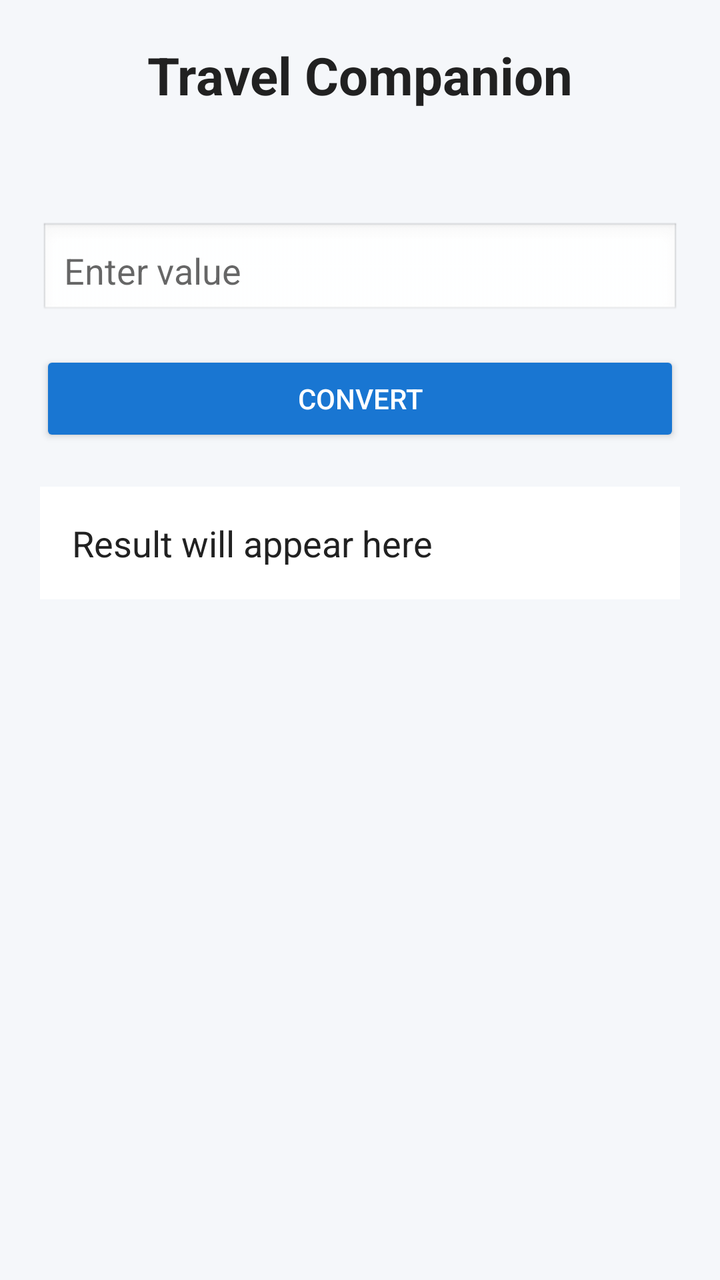
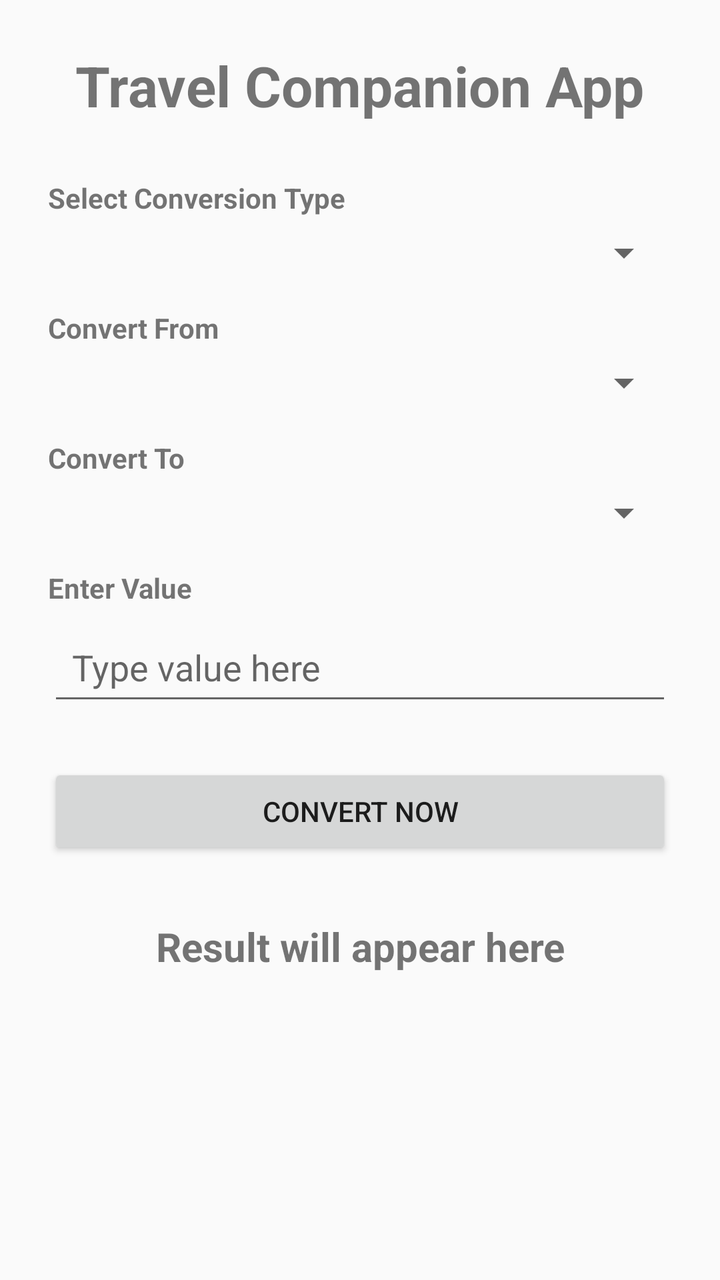

An Android layout rendered at two revisions. The XML below is the earlier revision; the diff shows what the commit changed to produce the second picture.
<!-- AndroidManifest.xml: application theme Theme.TravelCompanionApp -->
<!-- res/layout/activity_main.xml -->
<?xml version="1.0" encoding="utf-8"?>
<ScrollView xmlns:android="http://schemas.android.com/apk/res/android"
    android:background="@color/background"
    android:layout_width="match_parent"
    android:layout_height="match_parent">

    <LinearLayout
        android:layout_width="match_parent"
        android:layout_height="wrap_content"
        android:orientation="vertical"
        android:padding="20dp">


        <TextView
            android:layout_width="match_parent"
            android:layout_height="wrap_content"
            android:text="Travel Companion"
            android:textSize="26sp"
            android:textStyle="bold"
            android:textColor="@color/textPrimary"
            android:gravity="center"
            android:layout_marginBottom="20dp"/>


        <Spinner
            android:id="@+id/spinnerCategory"
            android:layout_width="match_parent"
            android:layout_height="wrap_content"
            android:background="@color/white"/>


        <Spinner
            android:id="@+id/spinnerFrom"
            android:layout_width="match_parent"
            android:layout_height="wrap_content"
            android:layout_marginTop="12dp"
            android:background="@color/white"/>


        <Spinner
            android:id="@+id/spinnerTo"
            android:layout_width="match_parent"
            android:layout_height="wrap_content"
            android:layout_marginTop="12dp"
            android:background="@color/white"/>


        <EditText
            android:id="@+id/etInput"
            android:layout_width="match_parent"
            android:layout_height="wrap_content"
            android:hint="Enter value"
            android:padding="12dp"
            android:textColor="@color/textPrimary"
            android:background="@android:drawable/edit_text"
            android:layout_marginTop="12dp"/>


        <Button
            android:id="@+id/btnConvert"
            android:layout_width="match_parent"
            android:layout_height="wrap_content"
            android:text="Convert"
            android:textColor="@color/white"
            android:backgroundTint="@color/primary"
            android:layout_marginTop="16dp"/>


        <TextView
            android:id="@+id/tvResult"
            android:layout_width="match_parent"
            android:layout_height="wrap_content"
            android:text="Result will appear here"
            android:textSize="18sp"
            android:textColor="@color/textPrimary"
            android:background="@color/white"
            android:padding="16dp"
            android:layout_marginTop="20dp"/>

    </LinearLayout>
</ScrollView>
<!-- resources referenced by this layout -->
<resources>
  <color name="background">#F5F7FA</color>
  <color name="primary">#1976D2</color>
  <color name="textPrimary">#212121</color>
  <color name="white">#FFFFFF</color>
  <style name="Theme.TravelCompanionApp" parent="Theme.AppCompat.Light.NoActionBar">
          <item name="colorPrimary">@color/primary</item>
          <item name="colorPrimaryDark">@color/primaryDark</item>
          <item name="colorAccent">@color/accent</item>
      </style>
  <color name="primaryDark">#0D47A1</color>
  <color name="accent">#03A9F4</color>
</resources>

<!-- the commit's change to res/layout/activity_main.xml (unified diff, before → after) -->
@@ -1,6 +1,5 @@
 <?xml version="1.0" encoding="utf-8"?>
 <ScrollView xmlns:android="http://schemas.android.com/apk/res/android"
-    android:background="@color/background"
     android:layout_width="match_parent"
     android:layout_height="match_parent">
 
@@ -8,74 +7,89 @@
         android:layout_width="match_parent"
         android:layout_height="wrap_content"
         android:orientation="vertical"
-        android:padding="20dp">
-
+        android:padding="24dp">
 
         <TextView
+            android:layout_width="wrap_content"
+            android:layout_height="wrap_content"
+            android:text="Travel Companion App"
+            android:textSize="28sp"
+            android:textStyle="bold"
+            android:layout_gravity="center"
+            android:paddingBottom="20dp" />
+
+        <TextView
+            android:layout_width="wrap_content"
+            android:layout_height="wrap_content"
+            android:text="Select Conversion Type"
+            android:textStyle="bold"
+            android:paddingTop="8dp" />
+
+        <Spinner
+            android:id="@+id/typeBox"
             android:layout_width="match_parent"
             android:layout_height="wrap_content"
-            android:text="Travel Companion"
-            android:textSize="26sp"
+            android:layout_marginTop="6dp" />
+
+        <TextView
+            android:layout_width="wrap_content"
+            android:layout_height="wrap_content"
+            android:text="Convert From"
             android:textStyle="bold"
-            android:textColor="@color/textPrimary"
-            android:gravity="center"
-            android:layout_marginBottom="20dp"/>
-
+            android:paddingTop="16dp" />
 
         <Spinner
-            android:id="@+id/spinnerCategory"
+            android:id="@+id/startBox"
             android:layout_width="match_parent"
             android:layout_height="wrap_content"
-            android:background="@color/white"/>
+            android:layout_marginTop="6dp" />
 
+        <TextView
+            android:layout_width="wrap_content"
+            android:layout_height="wrap_content"
+            android:text="Convert To"
+            android:textStyle="bold"
+            android:paddingTop="16dp" />
 
         <Spinner
-            android:id="@+id/spinnerFrom"
+            android:id="@+id/endBox"
             android:layout_width="match_parent"
             android:layout_height="wrap_content"
-            android:layout_marginTop="12dp"
-            android:background="@color/white"/>
+            android:layout_marginTop="6dp" />
 
+        <TextView
+            android:layout_width="wrap_content"
+            android:layout_height="wrap_content"
+            android:text="Enter Value"
+            android:textStyle="bold"
+            android:paddingTop="16dp" />
 
-        <Spinner
-            android:id="@+id/spinnerTo"
+        <EditText
+            android:id="@+id/numberInput"
             android:layout_width="match_parent"
             android:layout_height="wrap_content"
-            android:layout_marginTop="12dp"
-            android:background="@color/white"/>
+            android:layout_marginTop="6dp"
+            android:hint="Type value here"
+            android:inputType="numberDecimal|numberSigned"
+            android:padding="12dp" />
 
-
-        <EditText
-            android:id="@+id/etInput"
+        <Button
+            android:id="@+id/convertBtn"
             android:layout_width="match_parent"
             android:layout_height="wrap_content"
-            android:hint="Enter value"
-            android:padding="12dp"
-            android:textColor="@color/textPrimary"
-            android:background="@android:drawable/edit_text"
-            android:layout_marginTop="12dp"/>
-
-
-        <Button
-            android:id="@+id/btnConvert"
-            android:layout_width="match_parent"
-            android:layout_height="wrap_content"
-            android:text="Convert"
-            android:textColor="@color/white"
-            android:backgroundTint="@color/primary"
-            android:layout_marginTop="16dp"/>
-
+            android:text="Convert Now"
+            android:layout_marginTop="24dp" />
 
         <TextView
-            android:id="@+id/tvResult"
+            android:id="@+id/answerText"
             android:layout_width="match_parent"
             android:layout_height="wrap_content"
             android:text="Result will appear here"
-            android:textSize="18sp"
-            android:textColor="@color/textPrimary"
-            android:background="@color/white"
-            android:padding="16dp"
-            android:layout_marginTop="20dp"/>
+            android:textSize="20sp"
+            android:textStyle="bold"
+            android:gravity="center"
+            android:paddingTop="30dp" />
 
     </LinearLayout>
+
 </ScrollView>
<!-- resource entries referenced after the edit -->
@@ -1,9 +1,6 @@
 <!-- resources referenced by this layout -->
 <resources>
-  <color name="background">#F5F7FA</color>
   <color name="primary">#1976D2</color>
-  <color name="textPrimary">#212121</color>
-  <color name="white">#FFFFFF</color>
   <style name="Theme.TravelCompanionApp" parent="Theme.AppCompat.Light.NoActionBar">
           <item name="colorPrimary">@color/primary</item>
           <item name="colorPrimaryDark">@color/primaryDark</item>
